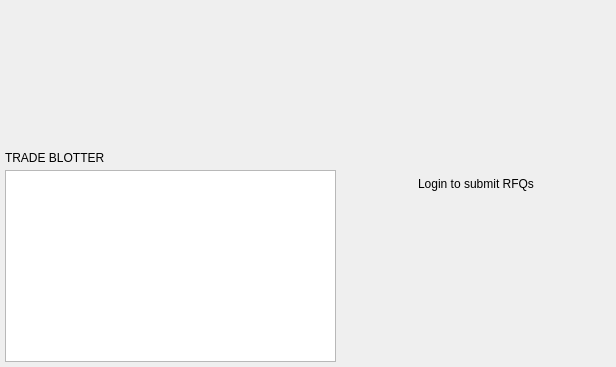
Old version of the form BlockSettleUILib/Trading/RFQRequestWidget.ui in the repository BlockSettle/terminal.
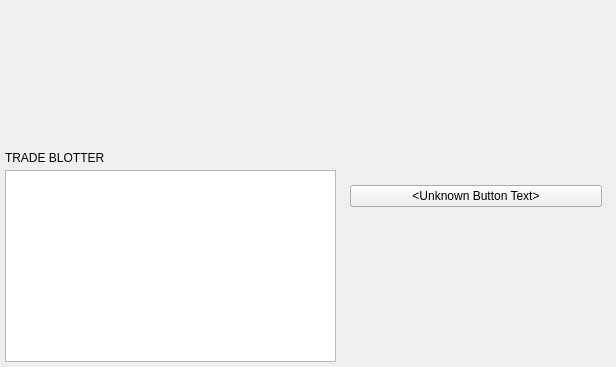
New version of the form. Custom widgets are drawn as their Qt base class.

Commit message: Add shield popup for MP in trade tab

Patch:
```diff
--- a/BlockSettleUILib/Trading/RFQRequestWidget.ui
+++ b/BlockSettleUILib/Trading/RFQRequestWidget.ui
@@ -2,6 +2,9 @@
 <ui version="4.0">
  <class>RFQRequestWidget</class>
  <widget class="QWidget" name="RFQRequestWidget">
+  <property name="enabled">
+   <bool>true</bool>
+  </property>
   <property name="geometry">
    <rect>
     <x>0</x>
@@ -237,10 +240,38 @@
         </property>
         <widget class="QWidget" name="pageLoginRequired">
          <layout class="QVBoxLayout" name="verticalLayout_6">
+          <property name="spacing">
+           <number>10</number>
+          </property>
+          <property name="sizeConstraint">
+           <enum>QLayout::SetNoConstraint</enum>
+          </property>
           <item>
-           <widget class="QLabel" name="label_2">
+           <spacer name="verticalSpacer_2">
+            <property name="orientation">
+             <enum>Qt::Vertical</enum>
+            </property>
+            <property name="sizeHint" stdset="0">
+             <size>
+              <width>20</width>
+              <height>40</height>
+             </size>
+            </property>
+           </spacer>
+          </item>
+          <item>
+           <widget class="QLabel" name="shieldText">
+            <property name="enabled">
+             <bool>true</bool>
+            </property>
+            <property name="sizePolicy">
+             <sizepolicy hsizetype="Preferred" vsizetype="Fixed">
+              <horstretch>0</horstretch>
+              <verstretch>0</verstretch>
+             </sizepolicy>
+            </property>
             <property name="text">
-             <string>Login to submit RFQs</string>
+             <string>&lt;Unknown Shield Text&gt;</string>
             </property>
             <property name="alignment">
              <set>Qt::AlignCenter</set>
@@ -250,6 +281,26 @@
             </property>
            </widget>
           </item>
+          <item>
+           <widget class="QPushButton" name="shieldButton">
+            <property name="text">
+             <string>&lt;Unknown Button Text&gt;</string>
+            </property>
+           </widget>
+          </item>
+          <item>
+           <spacer name="verticalSpacer">
+            <property name="orientation">
+             <enum>Qt::Vertical</enum>
+            </property>
+            <property name="sizeHint" stdset="0">
+             <size>
+              <width>20</width>
+              <height>40</height>
+             </size>
+            </property>
+           </spacer>
+          </item>
          </layout>
         </widget>
         <widget class="QWidget" name="pageRFQ">
```
Left out of the diff: 2 changed lines with no effect on the pictures. The commit also changes 2 other files.
